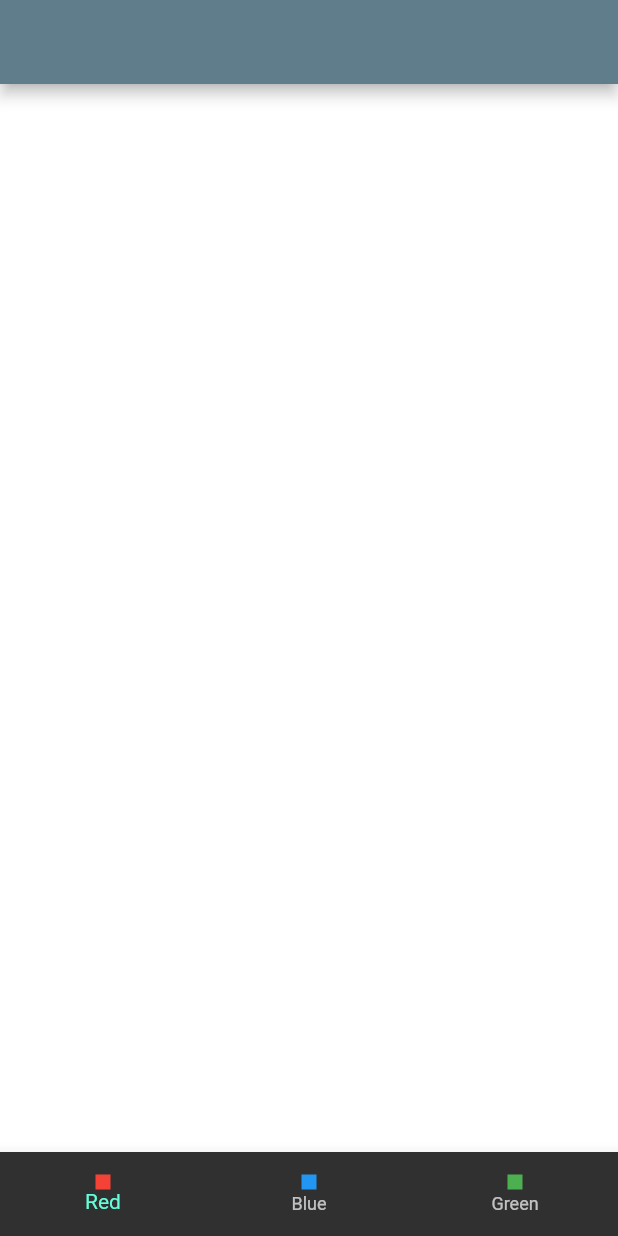
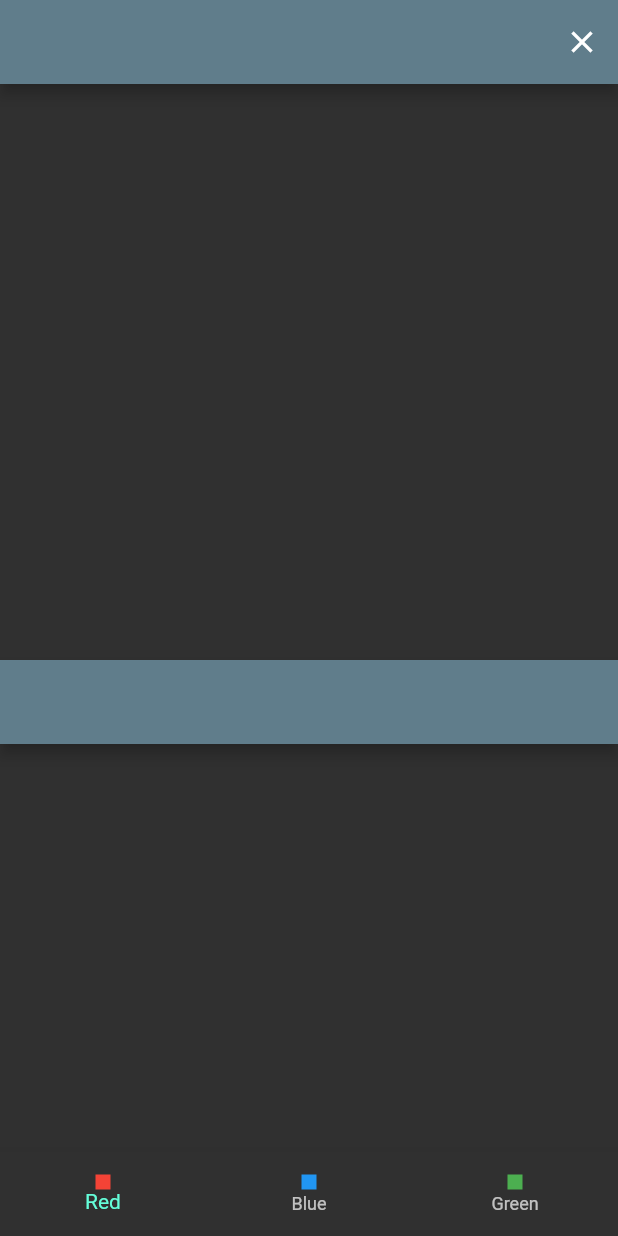
Before and after one commit to ylmzoguzhan/flutter_learn, a Flutter app: the screen it shows after launch, on a phone screen of 412 x 824 dp. Run offline on Flutter 3.47's test engine with Material 2 defaults, Android fonts, the phone set to English and light mode, and no system bars.

Commit message:
colorlifecycledemo

```diff
--- a/lib/demos/color_demos_view.dart
+++ b/lib/demos/color_demos_view.dart
@@ -1,14 +1,29 @@
 import 'package:flutter/material.dart';
 
 class ColorDemos extends StatefulWidget {
-  const ColorDemos({Key? key}) : super(key: key);
-
+  const ColorDemos({Key? key, required this.initialColor}) : super(key: key);
+  final Color? initialColor;
   @override
   State<ColorDemos> createState() => _ColorDemosState();
 }
 
 class _ColorDemosState extends State<ColorDemos> {
-  Color? _backgroundColor = Colors.transparent;
+  Color? _backgroundColor;
+  @override
+  void initState() {
+    super.initState();
+    _backgroundColor = widget.initialColor ?? Colors.transparent;
+  }
+
+  @override
+  void didUpdateWidget(covariant ColorDemos oldWidget) {
+    super.didUpdateWidget(oldWidget);
+    if (widget.initialColor != _backgroundColor &&
+        widget.initialColor != null) {
+      changeBackgroundColor(widget.initialColor!);
+    }
+  }
+
   void changeBackgroundColor(Color color) {
     setState(() {
       _backgroundColor = color;
--- /dev/null
+++ b/lib/demos/color_life_cycle_view.dart
@@ -0,0 +1,35 @@
+import 'package:flutter/material.dart';
+import 'package:flutter_full_learn/demos/color_demos_view.dart';
+
+class ColorLifeCycleView extends StatefulWidget {
+  ColorLifeCycleView({Key? key}) : super(key: key);
+
+  @override
+  State<ColorLifeCycleView> createState() => _ColorLifeCycleViewState();
+}
+
+class _ColorLifeCycleViewState extends State<ColorLifeCycleView> {
+  Color? _backgroundColor;
+  @override
+  Widget build(BuildContext context) {
+    return Scaffold(
+      appBar: AppBar(
+        actions: [
+          IconButton(
+              onPressed: () {
+                setState(() {
+                  _backgroundColor = Colors.purple;
+                });
+              },
+              icon: const Icon(Icons.clear))
+        ],
+      ),
+      body: Column(
+        children: [
+          Spacer(),
+          Expanded(child: ColorDemos(initialColor: _backgroundColor))
+        ],
+      ),
+    );
+  }
+}
--- a/lib/main.dart
+++ b/lib/main.dart
@@ -1,5 +1,5 @@
 import 'package:flutter/material.dart';
-import 'demos/color_demos_view.dart';
+import 'demos/color_life_cycle_view.dart';
 
 void main() {
   runApp(const MyApp());
@@ -19,6 +19,6 @@ class MyApp extends StatelessWidget {
                 const ProgressIndicatorThemeData(color: Colors.blue),
             appBarTheme:
                 const AppBarTheme(centerTitle: true, color: Colors.blueGrey)),
-        home: ColorDemos());
+        home: ColorLifeCycleView());
   }
 }
```
